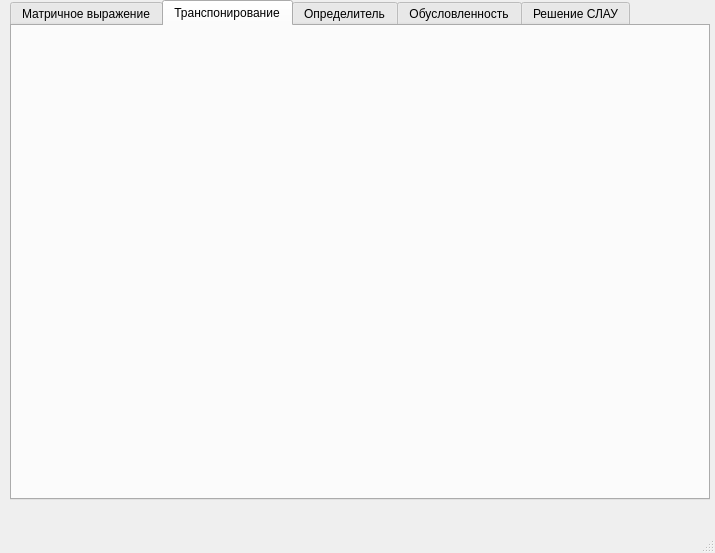
The window that calc_ui.ui (SMALA-comand/Matrix_calculator) describes before a commit, drawn with Qt 5.
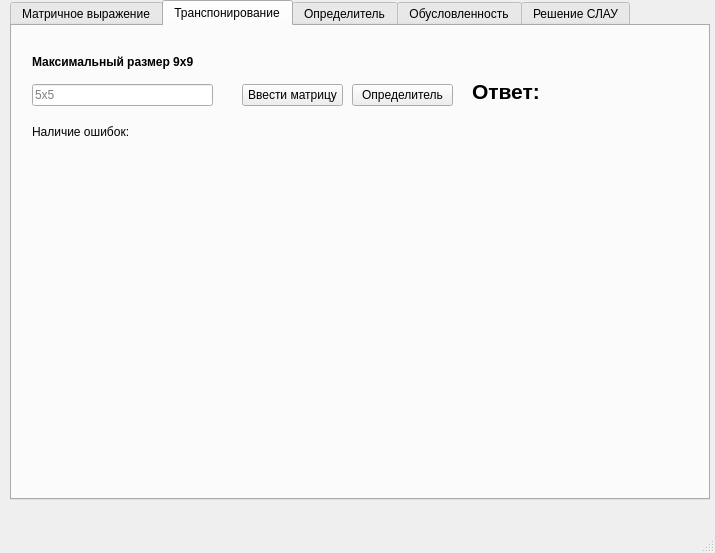
The same window after the commit. The open tabs and pages were chosen to show the change.

Commit message: Апдейт

Diff of the .ui file:
```diff
--- a/calc_ui.ui
+++ b/calc_ui.ui
@@ -47,6 +47,123 @@
      <attribute name="title">
       <string>Транспонирование</string>
      </attribute>
+     <widget class="QLineEdit" name="lineEdit_2">
+      <property name="geometry">
+       <rect>
+        <x>20</x>
+        <y>58</y>
+        <width>181</width>
+        <height>22</height>
+       </rect>
+      </property>
+      <property name="minimumSize">
+       <size>
+        <width>181</width>
+        <height>22</height>
+       </size>
+      </property>
+      <property name="accessibleDescription">
+       <string/>
+      </property>
+      <property name="inputMask">
+       <string/>
+      </property>
+      <property name="placeholderText">
+       <string>5x5</string>
+      </property>
+     </widget>
+     <widget class="QLabel" name="label_4">
+      <property name="geometry">
+       <rect>
+        <x>460</x>
+        <y>40</y>
+        <width>171</width>
+        <height>51</height>
+       </rect>
+      </property>
+      <property name="font">
+       <font>
+        <pointsize>16</pointsize>
+        <weight>75</weight>
+        <bold>true</bold>
+       </font>
+      </property>
+      <property name="text">
+       <string>Ответ: </string>
+      </property>
+     </widget>
+     <widget class="QLabel" name="label_5">
+      <property name="geometry">
+       <rect>
+        <x>20</x>
+        <y>28</y>
+        <width>181</width>
+        <height>16</height>
+       </rect>
+      </property>
+      <property name="minimumSize">
+       <size>
+        <width>181</width>
+        <height>16</height>
+       </size>
+      </property>
+      <property name="font">
+       <font>
+        <weight>75</weight>
+        <italic>false</italic>
+        <bold>true</bold>
+        <underline>false</underline>
+       </font>
+      </property>
+      <property name="text">
+       <string>Максимальный размер 9х9</string>
+      </property>
+     </widget>
+     <widget class="QLabel" name="label_6">
+      <property name="geometry">
+       <rect>
+        <x>20</x>
+        <y>98</y>
+        <width>211</width>
+        <height>16</height>
+       </rect>
+      </property>
+      <property name="text">
+       <string>Наличие ошибок: </string>
+      </property>
+     </widget>
+     <widget class="QPushButton" name="pushButton_3">
+      <property name="geometry">
+       <rect>
+        <x>230</x>
+        <y>58</y>
+        <width>101</width>
+        <height>22</height>
+       </rect>
+      </property>
+      <property name="acceptDrops">
+       <bool>false</bool>
+      </property>
+      <property name="text">
+       <string>Ввести матрицу</string>
+      </property>
+     </widget>
+     <widget class="QPushButton" name="pushButton_4">
+      <property name="geometry">
+       <rect>
+        <x>340</x>
+        <y>58</y>
+        <width>101</width>
+        <height>22</height>
+       </rect>
+      </property>
+      <property name="acceptDrops">
+       <bool>false</bool>
+      </property>
+      <property name="text">
+       <string>Определитель</string>
+      </property>
+     </widget>
     </widget>
     <widget class="QWidget" name="tab3">
      <attribute name="title">
```
Left out of the diff: 41 changed lines with no effect on the pictures.
